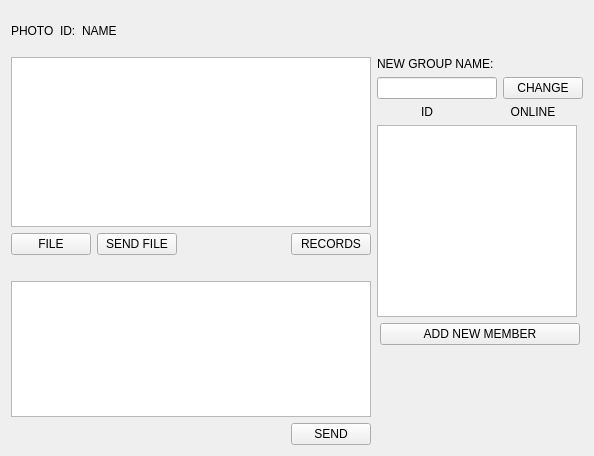
Above: chat/group_chat.ui from bitlinux/qtchat before the change. Below: the same form after it.
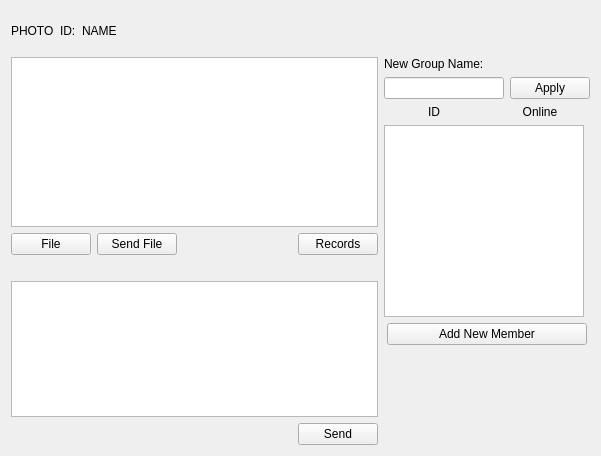
That is the form after the change.

Diff of the .ui file:
```diff
--- a/chat/group_chat.ui
+++ b/chat/group_chat.ui
@@ -6,7 +6,7 @@
    <rect>
     <x>0</x>
     <y>0</y>
-    <width>594</width>
+    <width>601</width>
     <height>456</height>
    </rect>
   </property>
@@ -106,14 +106,14 @@
            <item>
             <widget class="QPushButton" name="file">
              <property name="text">
-              <string>FILE</string>
+              <string>File</string>
              </property>
             </widget>
            </item>
            <item>
             <widget class="QPushButton" name="sendfile">
              <property name="text">
-              <string>SEND FILE</string>
+              <string>Send File</string>
              </property>
             </widget>
            </item>
@@ -133,7 +133,7 @@
            <item>
             <widget class="QPushButton" name="records">
              <property name="text">
-              <string>RECORDS</string>
+              <string>Records</string>
              </property>
             </widget>
            </item>
@@ -178,7 +178,7 @@
            <item>
             <widget class="QPushButton" name="send">
              <property name="text">
-              <string>SEND</string>
+              <string>Send</string>
              </property>
             </widget>
            </item>
@@ -204,7 +204,7 @@
                 </size>
                </property>
                <property name="text">
-                <string>NEW GROUP NAME:</string>
+                <string>New Group Name:</string>
                </property>
               </widget>
              </item>
@@ -241,7 +241,7 @@
                   </size>
                  </property>
                  <property name="text">
-                  <string>CHANGE</string>
+                  <string>Apply</string>
                  </property>
                 </widget>
                </item>
@@ -266,7 +266,7 @@
            <item>
             <widget class="QLabel" name="label_2">
              <property name="text">
-              <string>ONLINE</string>
+              <string>Online</string>
              </property>
              <property name="alignment">
               <set>Qt::AlignCenter</set>
@@ -305,7 +305,7 @@
               </size>
              </property>
              <property name="text">
-              <string>ADD NEW MEMBER</string>
+              <string>Add New Member</string>
              </property>
             </widget>
            </item>
```
